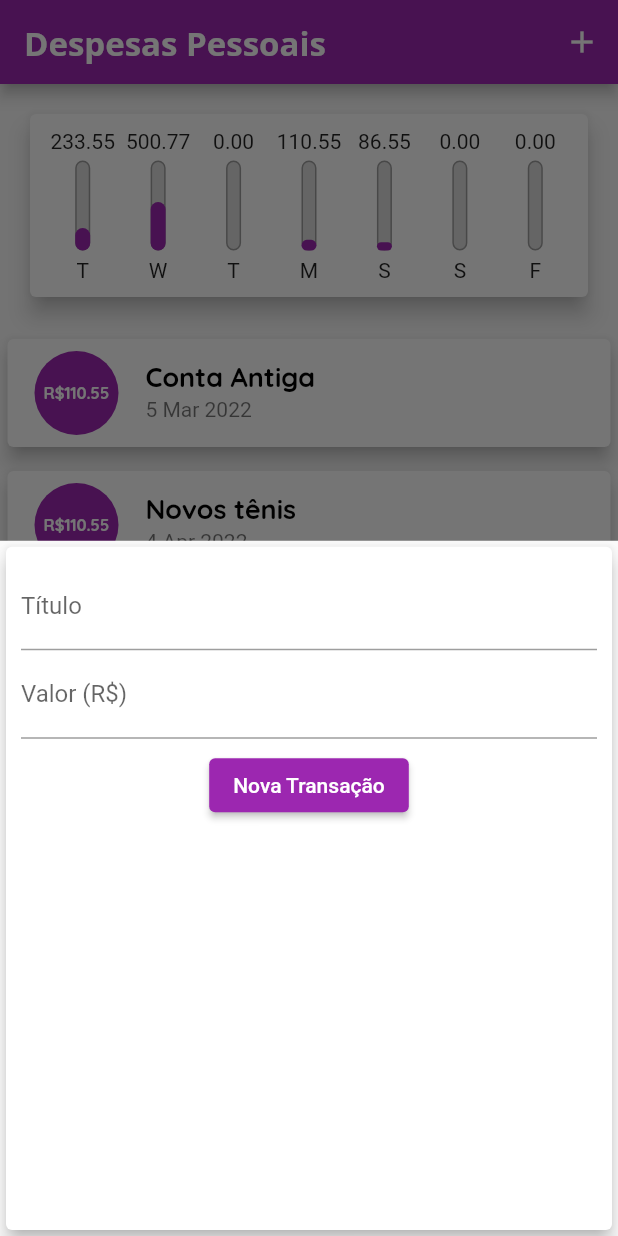
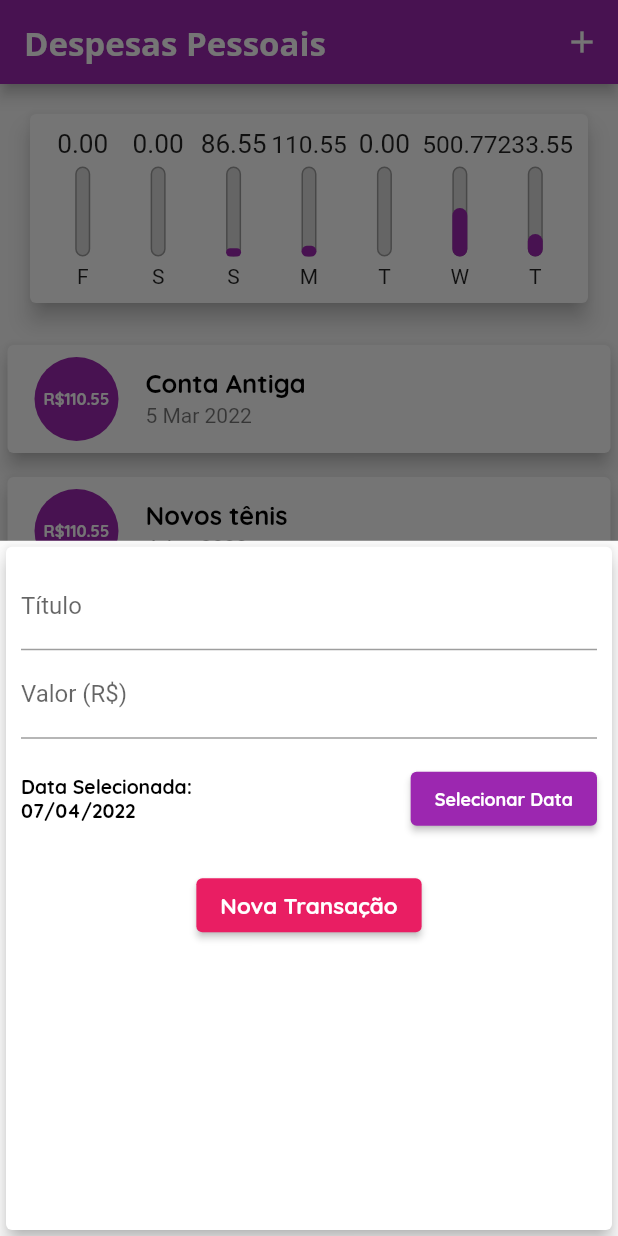
Before and after one commit to MargaridaGomes20/projeto-gddpi, a Flutter app: the screen it shows after launch, after a tap on the "add" icon, on a phone screen of 412 x 824 dp. Run offline on Flutter 3.47's test engine with Material 2 defaults, Android fonts, the phone set to English and light mode, and no system bars.

Commit message:
atualizando projeto, seleção de data adicionado

```diff
--- a/despesaspessoais/lib/components/chart.dart
+++ b/despesaspessoais/lib/components/chart.dart
@@ -28,7 +28,7 @@ class Chart extends StatelessWidget {
         'day': DateFormat.E().format(weekDay)[0],
         'value': totalSum,
       };
-    });
+    }).reversed.toList();
   }
 
   double get _weekTotalValue {
--- a/despesaspessoais/lib/components/chart_bar.dart
+++ b/despesaspessoais/lib/components/chart_bar.dart
@@ -15,7 +15,10 @@ class ChartBar extends StatelessWidget {
     return Column(
       crossAxisAlignment: CrossAxisAlignment.center,
       children: <Widget>[
-        FittedBox(child: Text('${value.toStringAsFixed(2)}')),
+        Container(
+          height: 20,
+          child: FittedBox(child: Text('${value.toStringAsFixed(2)}')),
+        ),
         SizedBox(height: 5),
         Container(
           height: 60,
--- a/despesaspessoais/lib/components/transaction_form.dart
+++ b/despesaspessoais/lib/components/transaction_form.dart
@@ -1,4 +1,5 @@
 import 'package:flutter/material.dart';
+import 'package:intl/intl.dart';
 
 class TransactionForm extends StatefulWidget {
   final void Function(String, double) onSubmit;
@@ -9,17 +10,32 @@ class TransactionForm extends StatefulWidget {
 }
 
 class _TransactionFormState extends State<TransactionForm> {
-  final titleController = TextEditingController();
-
-  final valueController = TextEditingController();
-
+  final _titleController = TextEditingController();
+  final _valueController = TextEditingController();
+  late DateTime _selectedDate = DateTime.now();
   _submitForm() {
-    final title = titleController.text;
-    final value = double.tryParse(valueController.text) ?? 0;
+    final title = _titleController.text;
+    final value = double.tryParse(_valueController.text) ?? 0;
     if (title.isEmpty || value <= 0) {
       return;
     }
     widget.onSubmit(title, value);
+  }
+
+  _showDatePicker() {
+    showDatePicker(
+      context: context,
+      initialDate: DateTime.now(),
+      firstDate: DateTime(2019),
+      lastDate: DateTime.now(),
+    ).then((pickedDate) {
+      if (pickedDate == null) {
+        return;
+      }
+      setState(() {
+        _selectedDate = pickedDate;
+      });
+    });
   }
 
   @override
@@ -31,18 +47,42 @@ class _TransactionFormState extends State<TransactionForm> {
         child: Column(
           children: <Widget>[
             TextField(
-              controller: titleController,
+              controller: _titleController,
               onSubmitted: (_) => _submitForm(),
               decoration: InputDecoration(
                 labelText: 'Título',
               ),
             ),
             TextField(
-              controller: valueController,
+              controller: _valueController,
               keyboardType: TextInputType.numberWithOptions(decimal: true),
               onSubmitted: (_) => _submitForm(),
               decoration: InputDecoration(
                 labelText: 'Valor (R\$)',
+              ),
+            ),
+            Container(
+              height: 80,
+              child: Row(
+                children: <Widget>[
+                  Expanded(
+                    child: Text(
+                      _selectedDate == null
+                          ? 'Nenhuma data selecionada!'
+                          : 'Data Selecionada: \n${DateFormat('dd/MM/y').format(_selectedDate)}',
+                      style: Theme.of(context).textTheme.headline2,
+                    ),
+                  ),
+                  ElevatedButton(
+                    onPressed: () {
+                      _showDatePicker();
+                    },
+                    child: Text(
+                      'Selecionar Data',
+                      style: Theme.of(context).textTheme.headline3,
+                    ),
+                  )
+                ],
               ),
             ),
             Row(
@@ -51,7 +91,13 @@ class _TransactionFormState extends State<TransactionForm> {
                 Padding(
                   padding: const EdgeInsets.all(7),
                   child: ElevatedButton(
-                    child: Text('Nova Transação'),
+                    style: ElevatedButton.styleFrom(
+                      primary: Colors.pink,
+                    ),
+                    child: Text(
+                      'Nova Transação',
+                      style: Theme.of(context).textTheme.headline4,
+                    ),
                     onPressed: () {
                       _submitForm();
                     },
--- a/despesaspessoais/lib/main.dart
+++ b/despesaspessoais/lib/main.dart
@@ -26,15 +26,33 @@ class ExpensesApp extends StatelessWidget {
         textTheme: tema.textTheme.copyWith(
           headline6: TextStyle(
             fontFamily: 'Quicksand',
-            fontSize: 18,
+            fontSize: 17,
             fontWeight: FontWeight.bold,
             color: Colors.black,
           ),
           headline5: TextStyle(
             fontFamily: 'Quicksand',
-            fontSize: 18,
+            fontSize: 20,
+            fontWeight: FontWeight.w600,
+            color: Colors.white,
+          ),
+          headline4: TextStyle(
+            fontFamily: 'Quicksand',
+            fontSize: 15,
             fontWeight: FontWeight.bold,
             color: Colors.white,
+          ),
+          headline3: TextStyle(
+            fontFamily: 'Quicksand',
+            fontSize: 12,
+            fontWeight: FontWeight.bold,
+            color: Colors.white,
+          ),
+          headline2: TextStyle(
+            fontFamily: 'Quicksand',
+            fontSize: 13,
+            fontWeight: FontWeight.bold,
+            color: Colors.black,
           ),
         ),
         appBarTheme: AppBarTheme(
```
